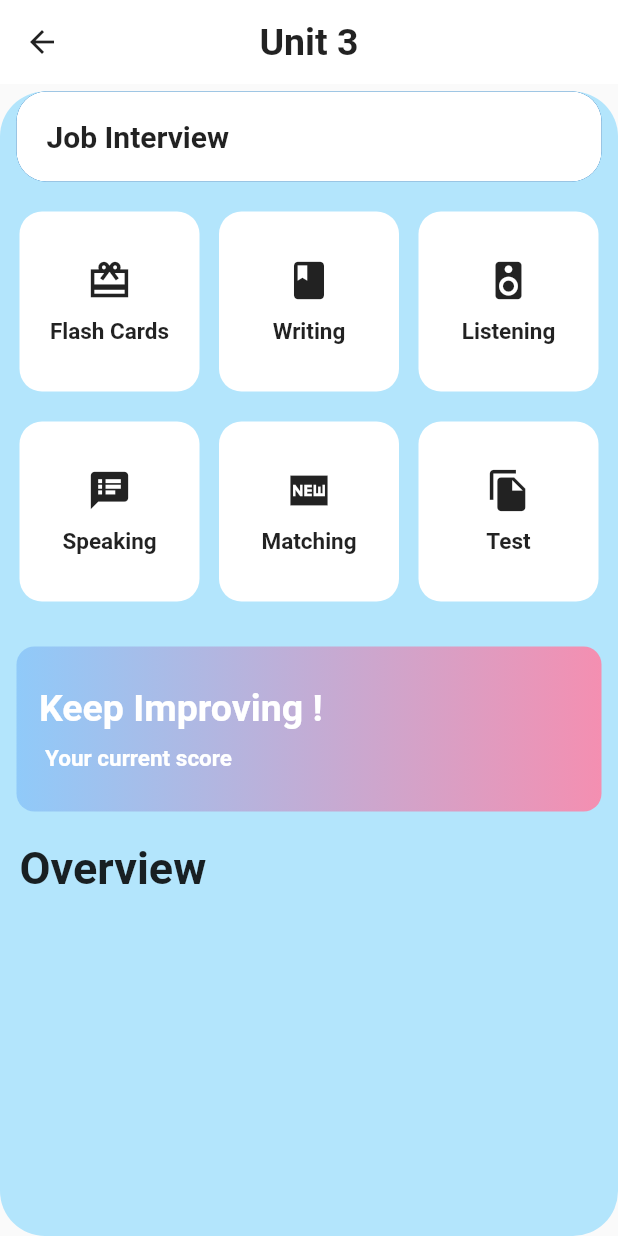
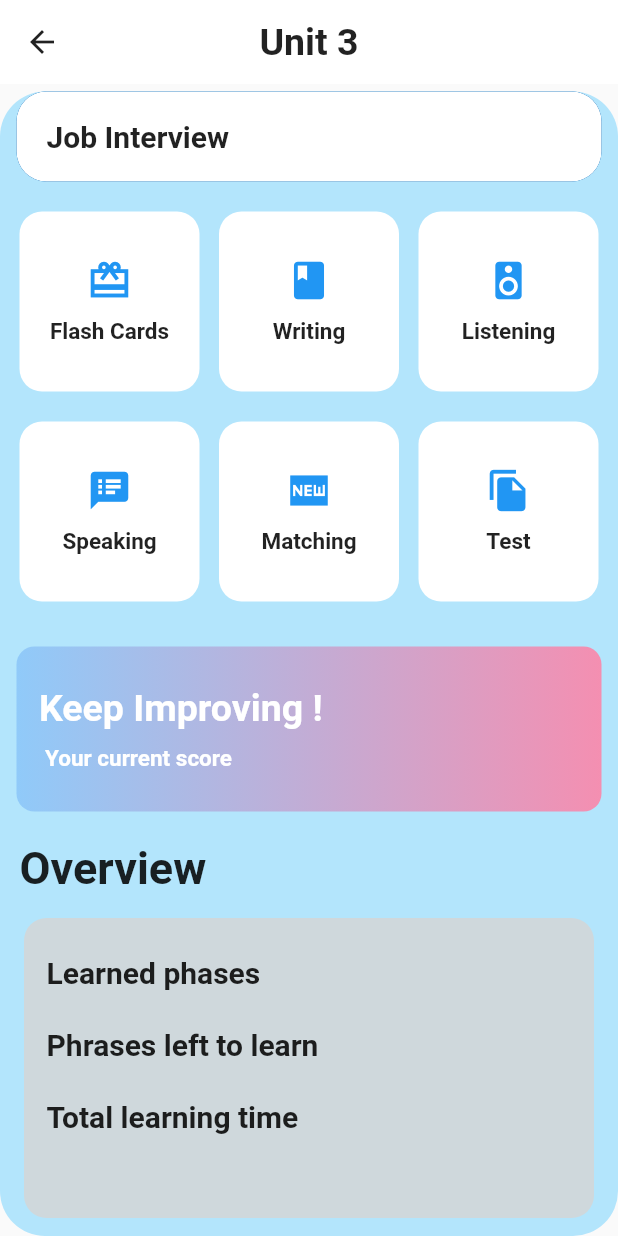
Before and after one commit to oojas/faRcO, a Flutter app: the screen it shows after launch, on a phone screen of 412 x 824 dp. Run offline on Flutter 3.47's test engine with Material 2 defaults, Android fonts, the phone set to English and light mode, and no system bars; our stand-ins replace google_fonts; missing offline and left inert: animated_text, route_transitions, sleek_button.

Commit message:
Added the final overview

```diff
--- a/lib/Screens/Screen2.dart
+++ b/lib/Screens/Screen2.dart
@@ -95,6 +95,7 @@ class _UIAnimState extends State<UIAnim> with SingleTickerProviderStateMixin {
                               Icon(
                                 Icons.card_giftcard_sharp,
                                 size: 30,
+                                color: Colors.blue,
                               ),
                               SizedBox(
                                 height: 10,
@@ -122,6 +123,7 @@ class _UIAnimState extends State<UIAnim> with SingleTickerProviderStateMixin {
                               Icon(
                                 Icons.book,
                                 size: 30,
+                                color: Colors.blue,
                               ),
                               SizedBox(
                                 height: 10,
@@ -149,6 +151,7 @@ class _UIAnimState extends State<UIAnim> with SingleTickerProviderStateMixin {
                               Icon(
                                 Icons.speaker,
                                 size: 30,
+                                color: Colors.blue,
                               ),
                               SizedBox(
                                 height: 10,
@@ -184,6 +187,7 @@ class _UIAnimState extends State<UIAnim> with SingleTickerProviderStateMixin {
                               Icon(
                                 Icons.speaker_notes,
                                 size: 30,
+                                color: Colors.blue,
                               ),
                               SizedBox(
                                 height: 10,
@@ -211,6 +215,7 @@ class _UIAnimState extends State<UIAnim> with SingleTickerProviderStateMixin {
                               Icon(
                                 Icons.fiber_new_sharp,
                                 size: 30,
+                                color: Colors.blue,
                               ),
                               SizedBox(
                                 height: 10,
@@ -238,6 +243,7 @@ class _UIAnimState extends State<UIAnim> with SingleTickerProviderStateMixin {
                               Icon(
                                 Icons.file_copy,
                                 size: 30,
+                                color: Colors.blue,
                               ),
                               SizedBox(
                                 height: 10,
@@ -316,6 +322,53 @@ class _UIAnimState extends State<UIAnim> with SingleTickerProviderStateMixin {
                         ),
                       ),
                     ),
+                    SizedBox(
+                      height: 16,
+                    ),
+                    Container(
+                      width: 380,
+                      height: 200,
+                      decoration: BoxDecoration(
+                          color: Colors.blueGrey.shade100,
+                          borderRadius: BorderRadius.circular(15)),
+                      child: Column(
+                        crossAxisAlignment: CrossAxisAlignment.start,
+                        children: [
+                          Padding(
+                            padding: const EdgeInsets.only(left: 15.0, top: 25),
+                            child: Text(
+                              'Learned phases',
+                              style: TextStyle(
+                                  fontSize: 20,
+                                  fontWeight: FontWeight.bold,
+                                  color: Colors.black87),
+                            ),
+                          ),
+                          SizedBox(height: 25),
+                          Padding(
+                            padding: const EdgeInsets.only(left: 15.0),
+                            child: Text(
+                              'Phrases left to learn',
+                              style: TextStyle(
+                                  fontSize: 20,
+                                  fontWeight: FontWeight.bold,
+                                  color: Colors.black87),
+                            ),
+                          ),
+                          SizedBox(height: 25),
+                          Padding(
+                            padding: const EdgeInsets.only(left: 15.0),
+                            child: Text(
+                              'Total learning time',
+                              style: TextStyle(
+                                  fontSize: 20,
+                                  fontWeight: FontWeight.bold,
+                                  color: Colors.black87),
+                            ),
+                          )
+                        ],
+                      ),
+                    ),
                   ],
                 )));
       },
```
